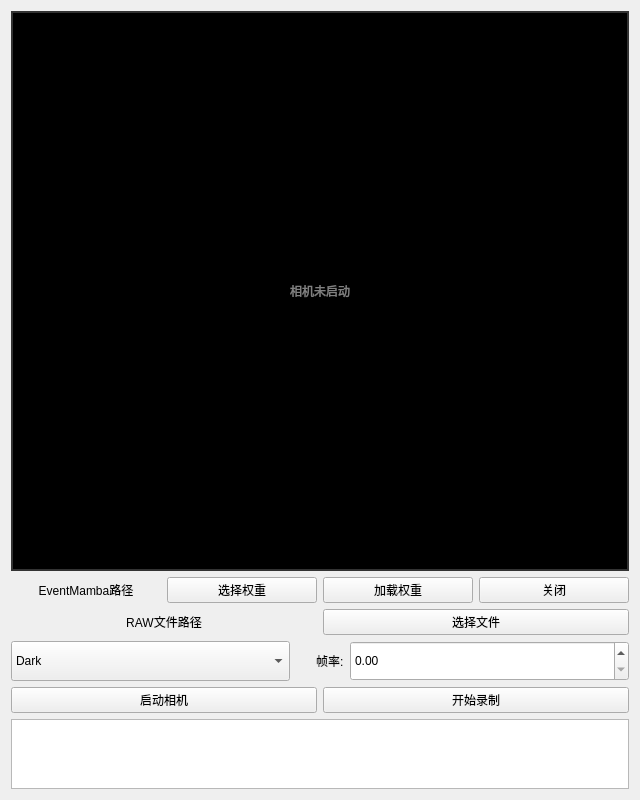
This is form.ui in GuoHR03/UI_Event as Qt 5 draws it before an edit. The edited form follows.
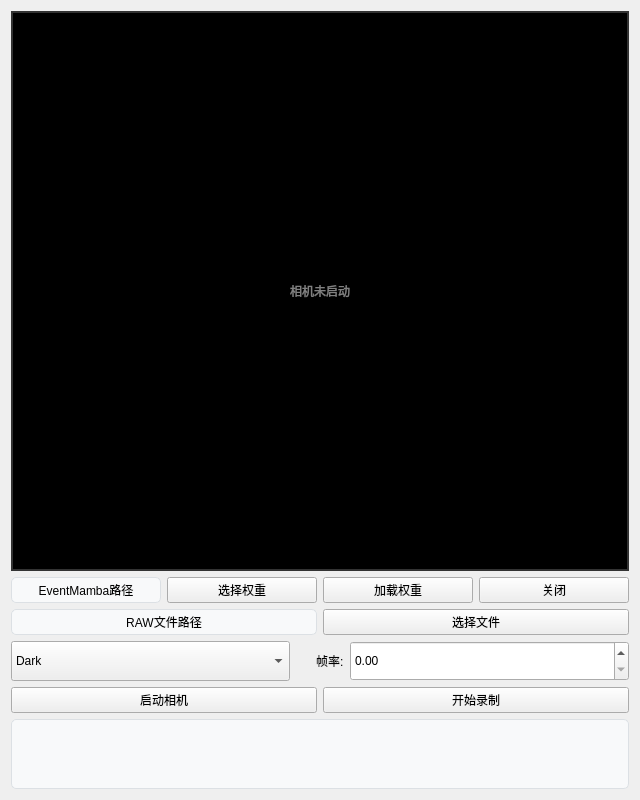
This is the edited form.

The edit to the form file:
```diff
--- a/form.ui
+++ b/form.ui
@@ -49,6 +49,11 @@
     <layout class="QHBoxLayout" name="horizontalLayout_4">
      <item>
       <widget class="QLabel" name="pt_path_label">
+       <property name="styleSheet">
+        <string notr="true"> background-color: #F8F9FA;  /* 浅灰底色，区分出这是一个框 */
+border: 1px solid #DCE0E4;  /* 加个淡淡的边框 */
+ border-radius: 5px;         /* 圆角，看着更现代 */</string>
+       </property>
        <property name="text">
         <string>EventMamba路径</string>
        </property>
@@ -85,9 +90,9 @@
      <item>
       <widget class="QLabel" name="file_path_label">
        <property name="styleSheet">
-        <string notr="true"> /* background-color: #F8F9FA;  /* 浅灰底色，区分出这是一个框 */
-                /* border: 1px solid #DCE0E4;  /* 加个淡淡的边框 */
-                 /* border-radius: 5px;         /* 圆角，看着更现代 */</string>
+        <string notr="true"> background-color: #F8F9FA;  /* 浅灰底色，区分出这是一个框 */
+border: 1px solid #DCE0E4;  /* 加个淡淡的边框 */
+ border-radius: 5px;         /* 圆角，看着更现代 */</string>
        </property>
        <property name="text">
         <string>RAW文件路径</string>
@@ -198,7 +203,13 @@
     </layout>
    </item>
    <item>
-    <widget class="QTextEdit" name="textEdit"/>
+    <widget class="QTextEdit" name="textEdit">
+     <property name="styleSheet">
+      <string notr="true"> background-color: #F8F9FA;  /* 浅灰底色，区分出这是一个框 */
+border: 1px solid #DCE0E4;  /* 加个淡淡的边框 */
+ border-radius: 5px;         /* 圆角，看着更现代 */</string>
+     </property>
+    </widget>
    </item>
   </layout>
  </widget>
```
